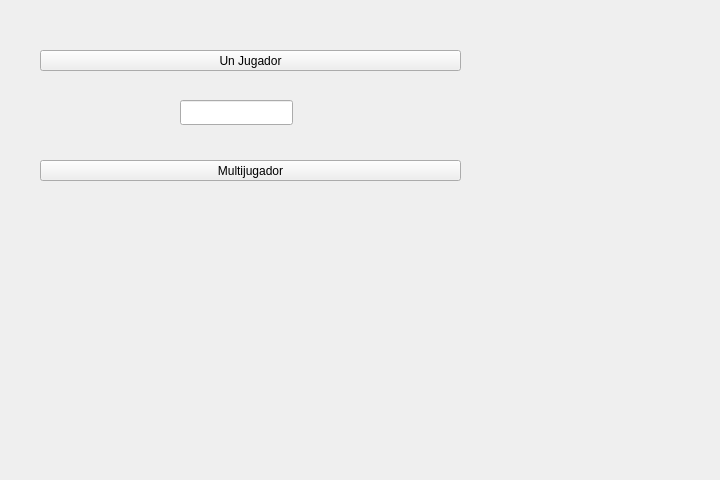
Qt form widget.ui (serendipity-com/Mario) before a commit.
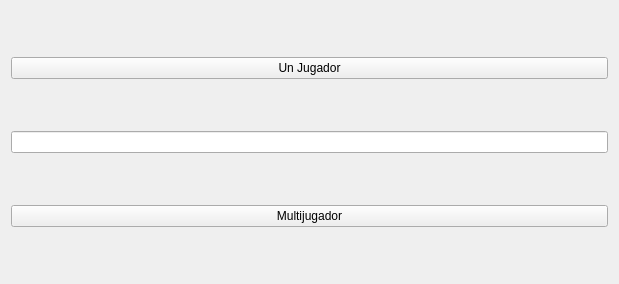
The same form after that commit.

Diff of the .ui file:
```diff
--- a/widget.ui
+++ b/widget.ui
@@ -6,49 +6,32 @@
    <rect>
     <x>0</x>
     <y>0</y>
-    <width>720</width>
-    <height>480</height>
+    <width>619</width>
+    <height>284</height>
    </rect>
   </property>
   <property name="windowTitle">
    <string>Widget</string>
   </property>
+  <layout class="QGridLayout" name="gridLayout">
+   <item row="1" column="0">
   <widget class="QPushButton" name="UnJugador">
-   <property name="geometry">
-    <rect>
-     <x>40</x>
-     <y>50</y>
-     <width>421</width>
-     <height>21</height>
-    </rect>
-   </property>
    <property name="text">
     <string>Un Jugador</string>
    </property>
   </widget>
+   </item>
+   <item row="2" column="0">
+    <widget class="QLineEdit" name="lineEdit"/>
+   </item>
+   <item row="3" column="0">
   <widget class="QPushButton" name="Multijugador">
-   <property name="geometry">
-    <rect>
-     <x>40</x>
-     <y>160</y>
-     <width>421</width>
-     <height>21</height>
-    </rect>
-   </property>
    <property name="text">
     <string>Multijugador</string>
    </property>
   </widget>
-  <widget class="QLineEdit" name="lineEdit">
-   <property name="geometry">
-    <rect>
-     <x>180</x>
-     <y>100</y>
-     <width>113</width>
-     <height>25</height>
-    </rect>
-   </property>
-  </widget>
+   </item>
+  </layout>
  </widget>
  <resources/>
  <connections/>
```
Lines whose indentation alone changed are shown as unchanged.
